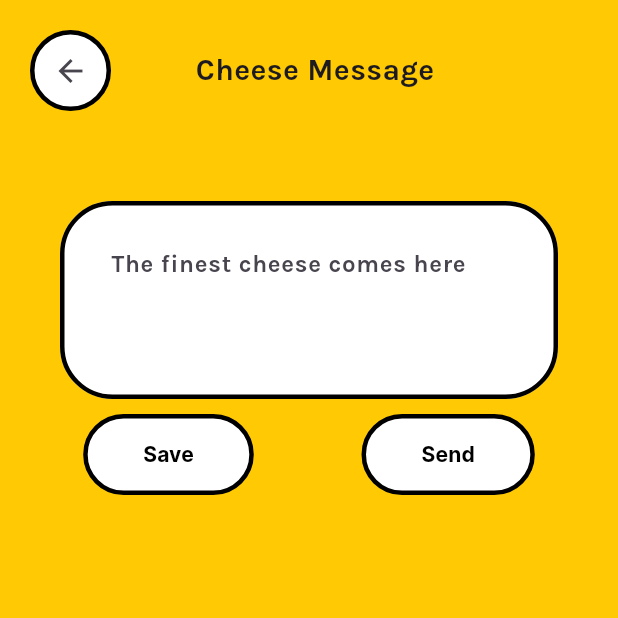
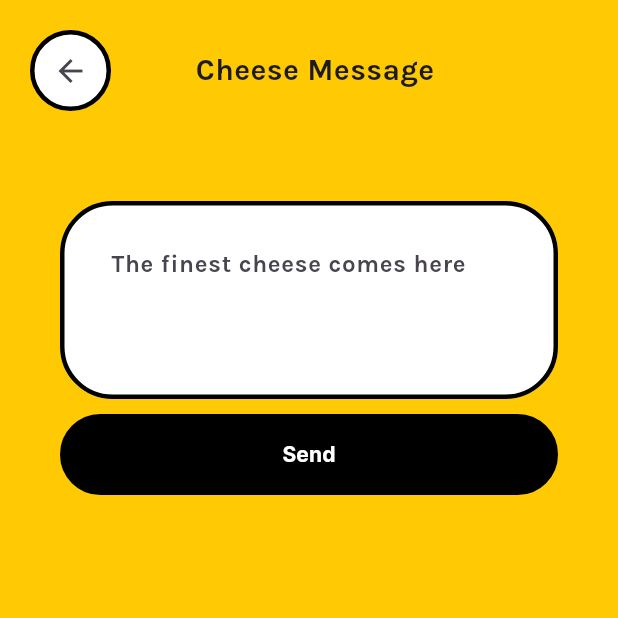
Before and after one commit to Matteo-Dev/cheesus, a Flutter app: the ChatRoute screen opened directly with empty values, on a phone screen of 412 x 824 dp, the top half of it. Run offline on Flutter 3.47's test engine with Material 2 defaults, Android fonts, the phone set to English and light mode, and no system bars; our stand-ins replace carousel_slider, cloud_firestore, firebase_auth, firebase_core, firebase_messaging, rxdart; accounts and stored records are empty.

Commit message:
removed Save Button on Chat/Message Screen

```diff
--- a/lib/CHBigButton.dart
+++ b/lib/CHBigButton.dart
@@ -4,8 +4,9 @@ import 'package:flutter/material.dart';
 class ChBigButton extends StatelessWidget {
   final VoidCallback onPressed;
   final String text;
+  final bool primary;
 
-  const ChBigButton({Key? key, required this.onPressed, required this.text}) : super(key: key);
+  const ChBigButton({Key? key, required this.onPressed, required this.text, required this.primary}) : super(key: key);
 
   @override
   Widget build(BuildContext context) {
@@ -13,7 +14,7 @@ class ChBigButton extends StatelessWidget {
       decoration: BoxDecoration(
         border: Border.all(color: Colors.black, width: 3),
         borderRadius: const BorderRadius.all(Radius.circular(100)),
-        color: Colors.white,
+        color: primary? Colors.black : Colors.white,
       ),
       padding: EdgeInsets.symmetric(horizontal: 5),
       child: TextButton(
@@ -27,9 +28,9 @@ class ChBigButton extends StatelessWidget {
             padding: const EdgeInsets.symmetric(horizontal: 20),
             child: Text(
               text,
-              style: const TextStyle(
+              style: TextStyle(
                   fontFamily: "Inter",
-                  color: Colors.black,
+                  color: primary ? Colors.white : Colors.black,
                   fontWeight: FontWeight.bold),
             )
         ),
--- a/lib/ChatRoute.dart
+++ b/lib/ChatRoute.dart
@@ -69,6 +69,8 @@ class _ChatRouteState extends State<ChatRoute> {
                   const FillerAvatar()
                 ],
               ),
+              Expanded(child: ListView(
+                children: [
                   Center(
                       child: Padding(
                         padding: const EdgeInsets.fromLTRB(40, 40, 40, 10),
@@ -104,15 +106,16 @@ class _ChatRouteState extends State<ChatRoute> {
                       )
                   ),
                   Padding(
-                padding: const EdgeInsets.symmetric(horizontal: 40, vertical: 0),
+                    padding: const EdgeInsets.only(left: 40, top: 0, right: 40, bottom: 10),
                     child: Row(
-                  mainAxisAlignment: MainAxisAlignment.spaceAround,
                       children: [
+                        /*
                     ChBigButton(onPressed: (){
                       FocusScope.of(context).unfocus();
                     }, text: "Save"),
-                    const SizedBox(width: 10,),
-                    ChBigButton(onPressed: () async {
+                    const SizedBox(width: 10,),*/
+                        Expanded(
+                          child: ChBigButton(onPressed: () async {
                             FocusScope.of(context).unfocus();
                             FirebaseFirestore db = FirebaseFirestore.instance;
                             int duplicates = await db.collection("cheese").where("receiver", isEqualTo: widget.user["partner"]).where("msg", isEqualTo: _textEditingController.value.text).count().get().then((value) => value.count);
@@ -136,11 +139,13 @@ class _ChatRouteState extends State<ChatRoute> {
                               );
                               // TODO: reassurance text for sending?
                             }
-                    }, text: "Send")
+                          }, text: "Send", primary: true,),
+                        )
                       ],
                     ),
                   ),
-              //Text(widget.partner)
+                ],
+              ))              //Text(widget.partner)
             ],
           )
       ),
```
Lines whose indentation alone changed are shown as unchanged.
